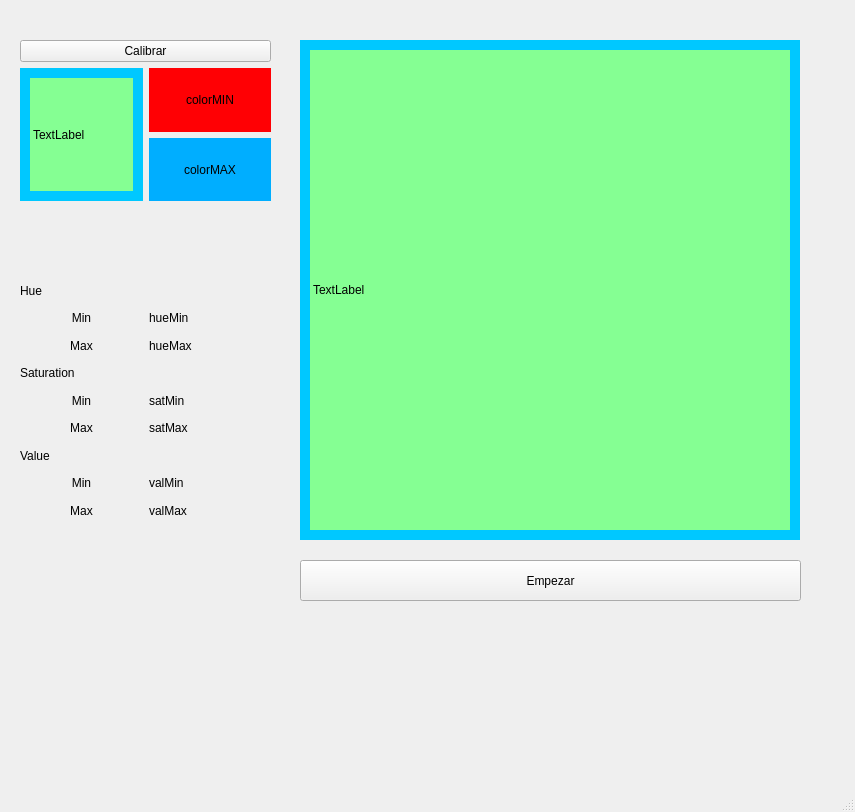
This is ui/MainUI.ui in Kolark/Proyecto1VisionArtificial as Qt 5 draws it before an edit. The edited form follows.
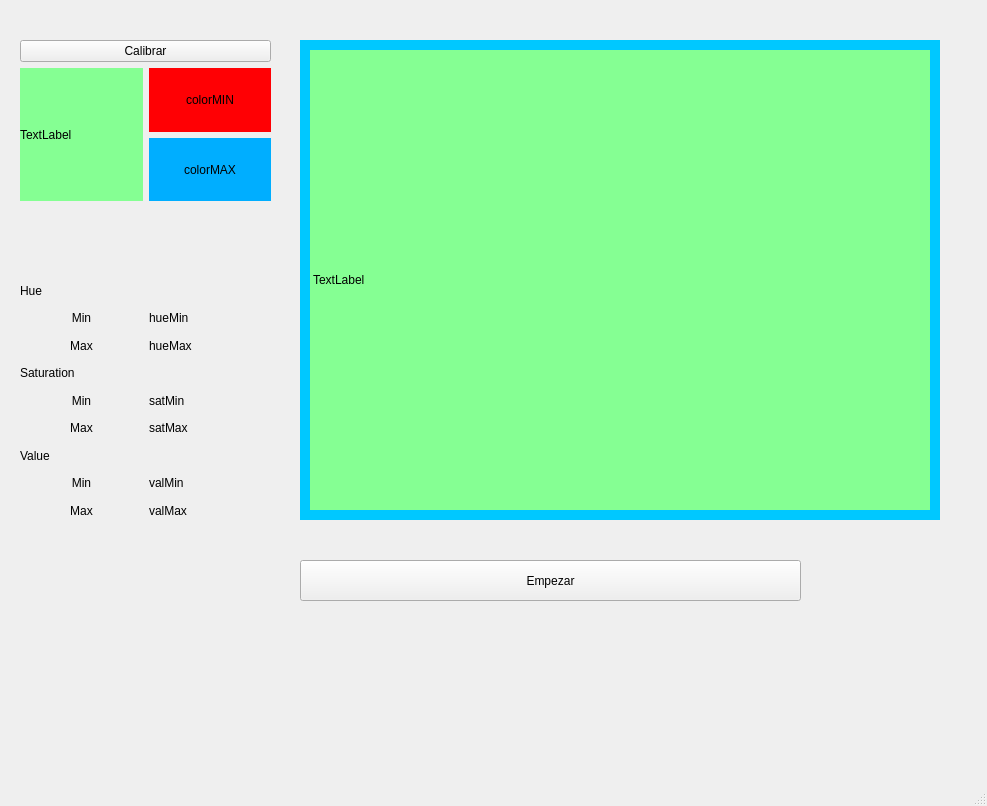
This is the edited form.

Patch:
```diff
--- a/ui/MainUI.ui
+++ b/ui/MainUI.ui
@@ -6,8 +6,8 @@
    <rect>
     <x>0</x>
     <y>0</y>
-    <width>855</width>
-    <height>812</height>
+    <width>987</width>
+    <height>806</height>
    </rect>
   </property>
   <property name="windowTitle">
@@ -40,7 +40,7 @@
         <widget class="QLabel" name="labelCalibration">
          <property name="styleSheet">
           <string notr="true">background-color: rgb(133, 255, 147);
-border: 10px solid rgb(0, 200, 255);
+
 </string>
          </property>
          <property name="text">
@@ -87,8 +87,8 @@
      <rect>
       <x>300</x>
       <y>40</y>
-      <width>500</width>
-      <height>500</height>
+      <width>640</width>
+      <height>480</height>
      </rect>
     </property>
     <property name="styleSheet">
```
Left out of the diff: 6 changed lines with no effect on the pictures.
